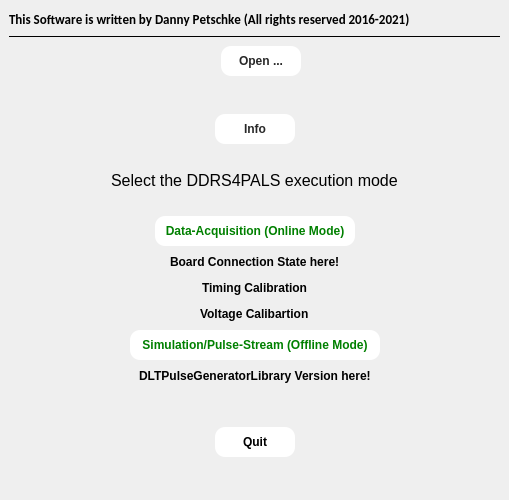
This is GUI/drs4startdlg.ui in dpscience/DDRS4PALS as Qt 5 draws it before an edit. The edited form follows.
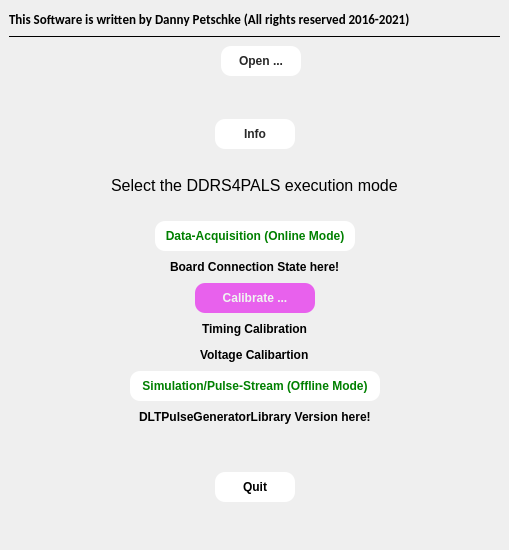
This is the edited form.

Patch:
```diff
--- a/GUI/drs4startdlg.ui
+++ b/GUI/drs4startdlg.ui
@@ -7,19 +7,19 @@
     <x>0</x>
     <y>0</y>
     <width>509</width>
-    <height>500</height>
+    <height>550</height>
    </rect>
   </property>
   <property name="minimumSize">
    <size>
     <width>509</width>
-    <height>500</height>
+    <height>550</height>
    </size>
   </property>
   <property name="maximumSize">
    <size>
     <width>509</width>
-    <height>500</height>
+    <height>550</height>
    </size>
   </property>
   <property name="windowTitle">
@@ -439,6 +439,91 @@
       </item>
      </layout>
     </item>
+    <item>
+     <layout class="QHBoxLayout" name="horizontalLayout_6">
+      <item>
+       <spacer name="horizontalSpacer_22">
+        <property name="orientation">
+         <enum>Qt::Horizontal</enum>
+        </property>
+        <property name="sizeHint" stdset="0">
+         <size>
+          <width>40</width>
+          <height>20</height>
+         </size>
+        </property>
+       </spacer>
+      </item>
+      <item>
+       <widget class="QPushButton" name="pushButton_calibration">
+        <property name="minimumSize">
+         <size>
+          <width>120</width>
+          <height>30</height>
+         </size>
+        </property>
+        <property name="maximumSize">
+         <size>
+          <width>120</width>
+          <height>30</height>
+         </size>
+        </property>
+        <property name="font">
+         <font>
+          <weight>75</weight>
+          <bold>true</bold>
+         </font>
+        </property>
+        <property name="styleSheet">
+         <string notr="true">QPushButton {
+border-style: flat;
+background-color: rgb(232, 97, 237); 
+color: rgb(240, 245, 241);
+border-radius: 10;
+}
+
+QPushButton:disabled {
+border-style: flat;
+background-color:  rgb(236,236,236); 
+color: rgb(140,140,140);
+border-radius: 10;
+}
+
+QPushButton:hover {
+border-style: flat; 
+background-color: rgb(196, 165, 199);
+color: rgb(240, 245, 241);
+border-radius: 5;
+}
+
+QPushButton:pressed {
+border-style: flat; 
+background-color: transparent;
+color: green;
+border-radius: 2;
+border-color: black;
+}</string>
+        </property>
+        <property name="text">
+         <string>Calibrate ...</string>
+        </property>
+       </widget>
+      </item>
+      <item>
+       <spacer name="horizontalSpacer_23">
+        <property name="orientation">
+         <enum>Qt::Horizontal</enum>
+        </property>
+        <property name="sizeHint" stdset="0">
+         <size>
+          <width>40</width>
+          <height>20</height>
+         </size>
+        </property>
+       </spacer>
+      </item>
+     </layout>
+    </item>
     <item>
      <layout class="QHBoxLayout" name="horizontalLayout_10">
       <item>
```
